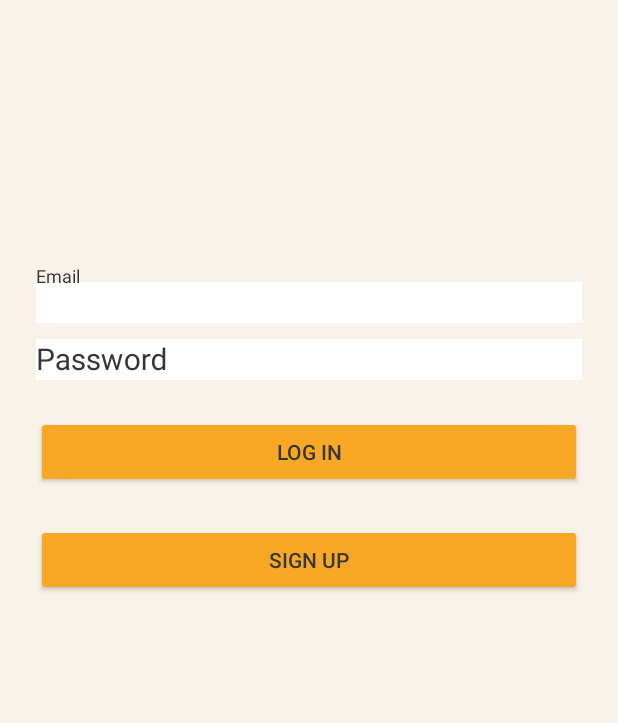
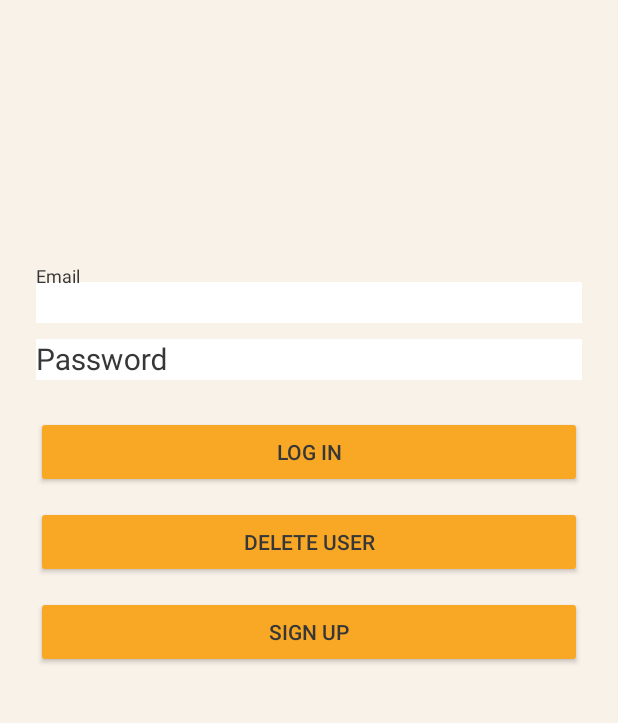
Before and after one commit to anapaularpontes/PostTrackingApp, an Android app: the layout activity_login.xml on its own in the app's theme, with its tools: preview values and no code run, on a phone screen of 412 x 824 dp, the part 284-1007 px from its top. Run offline under Robolectric (Android 15) with nearby library versions, the phone set to English and light mode, and no system bars.

Commit message:
Added delete user

```diff
--- a/app/src/main/res/layout/activity_login.xml
+++ b/app/src/main/res/layout/activity_login.xml
@@ -79,9 +79,19 @@
             android:layout_width="fill_parent"
             android:layout_height="wrap_content"
             android:layout_marginTop="24dp"
-            android:layout_marginBottom="24dp"
+            android:layout_marginBottom="12dp"
             android:padding="12dp"
             android:text="Log In"
+            android:textColor="@color/charcoal" />
+
+        <android.support.v7.widget.AppCompatButton
+            android:id="@+id/btn_delete"
+            android:layout_width="match_parent"
+            android:layout_height="wrap_content"
+            android:layout_marginTop="0dp"
+            android:layout_marginBottom="12dp"
+            android:padding="12dp"
+            android:text="Delete User"
             android:textColor="@color/charcoal" />
 
         <android.support.v7.widget.AppCompatButton
```
Also changed, not shown: app/src/main/java/com/posttracking/Boundaries/CustomerDAO.java (+8 -0 lines), app/src/main/java/com/posttracking/LoginActivity.java (+23 -9 lines).
